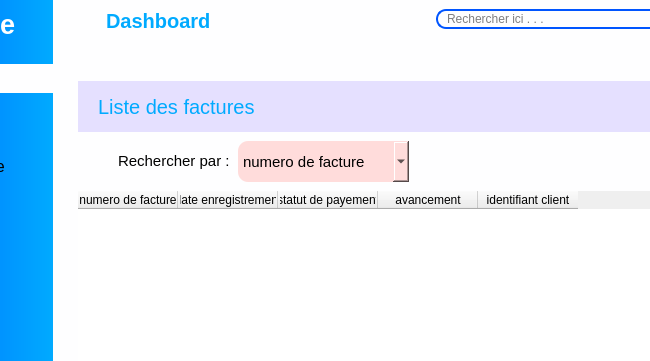
The window that views/main_window.ui (ninohantonio/Store-Management) describes before a commit, drawn with Qt 5; both pictures show x 147 to 797 and y 0 to 361 of the 1367 by 701 pixel window.
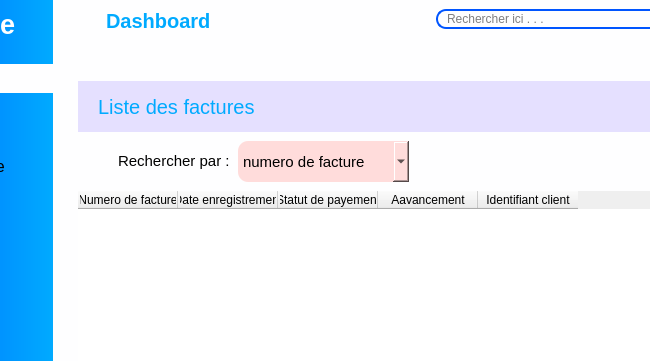
The same window after the commit. Icons and pictures are not drawn. Custom widgets are drawn as their Qt base class.

Commit message: screen facture ui

The edit to the form file:
```diff
--- a/views/main_window.ui
+++ b/views/main_window.ui
@@ -1177,27 +1177,27 @@
               </property>
               <column>
                <property name="text">
-                <string>numero de facture</string>
+                <string>Numero de facture</string>
                </property>
               </column>
               <column>
                <property name="text">
-                <string>date enregistrement</string>
+                <string>Date enregistrement</string>
                </property>
               </column>
               <column>
                <property name="text">
-                <string>statut de payement</string>
+                <string>Statut de payement</string>
                </property>
               </column>
               <column>
                <property name="text">
-                <string>avancement</string>
+                <string>Aavancement</string>
                </property>
               </column>
               <column>
                <property name="text">
-                <string>identifiant client</string>
+                <string>Identifiant client</string>
                </property>
               </column>
              </widget>
```
Left out of the diff: 2 changed lines with no effect on the pictures. The commit also changes 3 other files.
